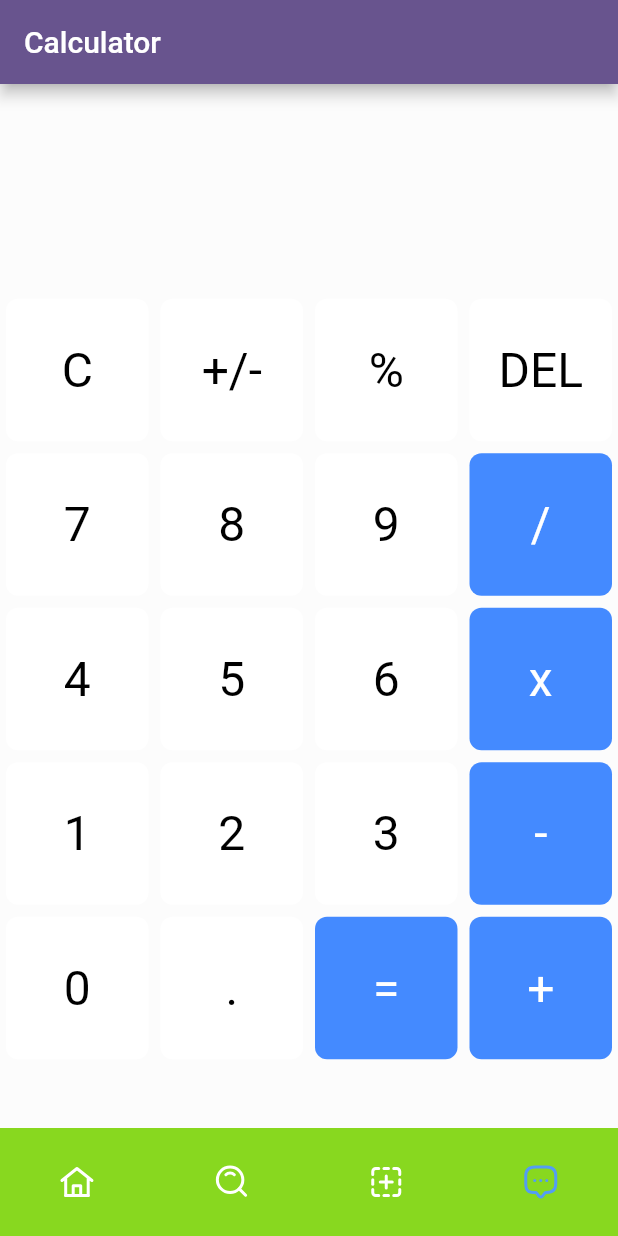
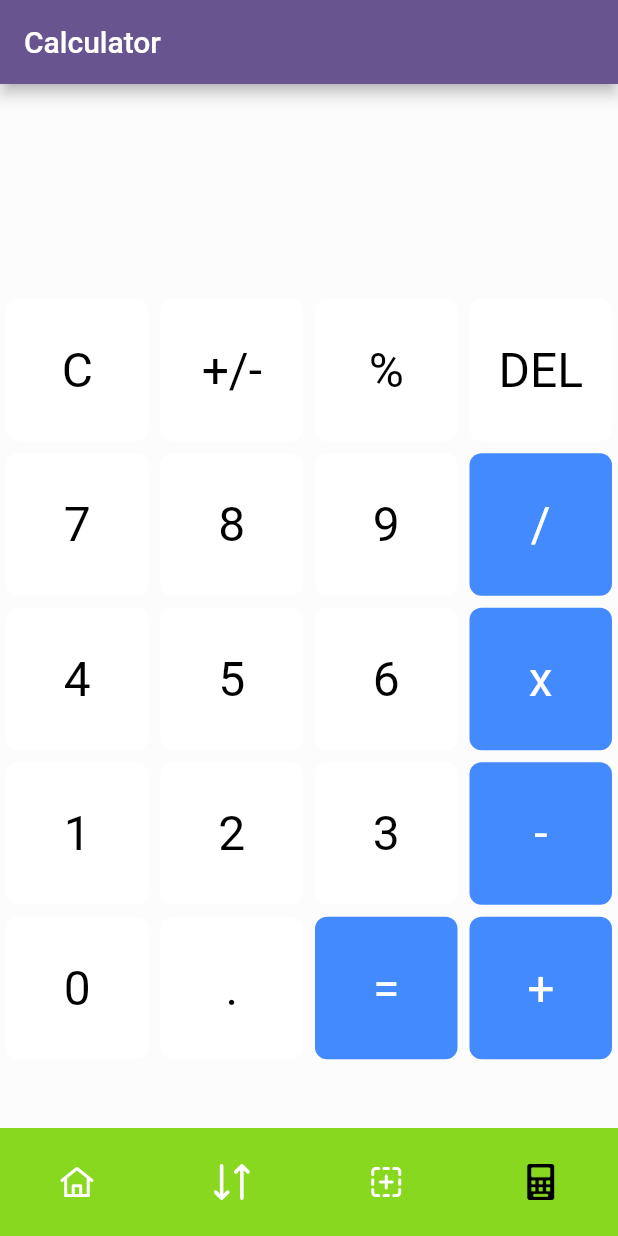
Before and after one commit to Jamsheer-123/money_manager, a Flutter app: the screen it shows after launch, item 4 of the bottom bar chosen, on a phone screen of 412 x 824 dp. Run offline on Flutter 3.47's test engine with Material 2 defaults, Android fonts, the phone set to English and light mode, and no system bars; our stand-ins replace fl_chart, flutter_bloc, flutter_svg, freezed_annotation, get_it, google_fonts and 6 more; accounts and stored records are empty.

Commit message:
svg icon added

```diff
--- a/lib/pages/homelayout/component/bottomnavigationbar.dart
+++ b/lib/pages/homelayout/component/bottomnavigationbar.dart
@@ -39,8 +39,8 @@ class BottomNavigationBarWidget extends StatelessWidget {
                     tabIndex: postionNotifier.value,
                     index: 1,
                     icon: postionNotifier.value == 1
-                        ? "assets/svg/transaction.svg"
-                        : "assets/svg/search.svg",
+                        ? "assets/svg/transactionbold.svg"
+                        : "assets/svg/transaction.svg",
                     label: "Projects",
                   ),
                   AddButton(
@@ -52,7 +52,7 @@ class BottomNavigationBarWidget extends StatelessWidget {
                     tabIndex: postionNotifier.value,
                     index: 2,
                     icon: postionNotifier.value == 2
-                        ? "assets/svg/message.bold.svg"
+                        ? "assets/svg/calculator-bold.svg"
                         : "assets/svg/Calculator.svg",
                     label: "Message",
                   ),
--- a/pubspec.yaml
+++ b/pubspec.yaml
@@ -22,6 +22,7 @@ dependencies:
   hive_flutter: ^1.1.0
   injectable: ^1.5.3
   math_expressions: ^2.4.0
+  shared_preferences: ^2.2.2
   syncfusion_flutter_charts: ^21.2.4
 
 dev_dependencies:
```
Also changed, not shown: assets/svg/Calculator.svg (added), assets/svg/calculator-bold.svg (added), assets/svg/homebold.svg, assets/svg/transaction.svg, assets/svg/transaction/.svg (added), assets/svg/transactionbold.svg (added), pubspec.lock, 1 other file.
